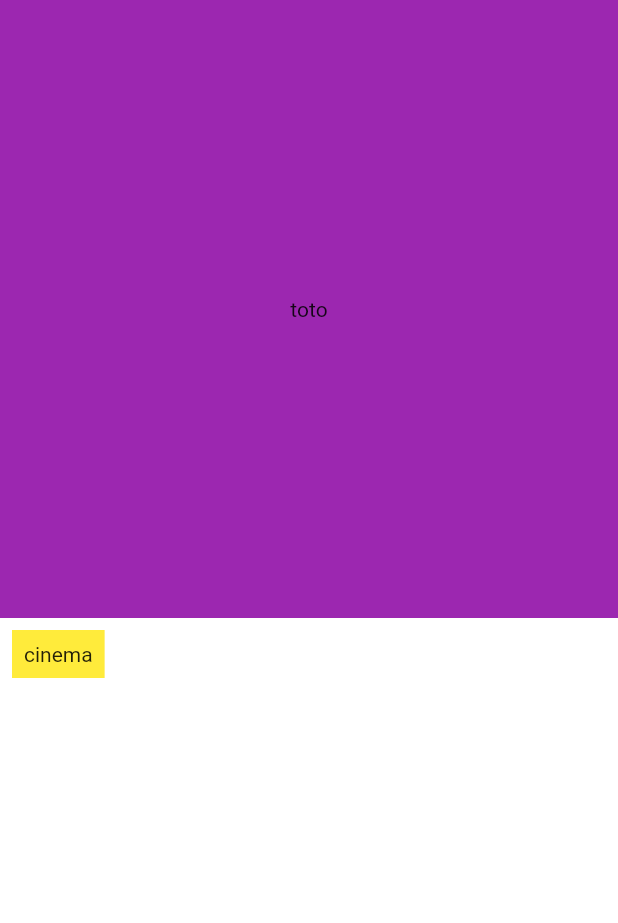
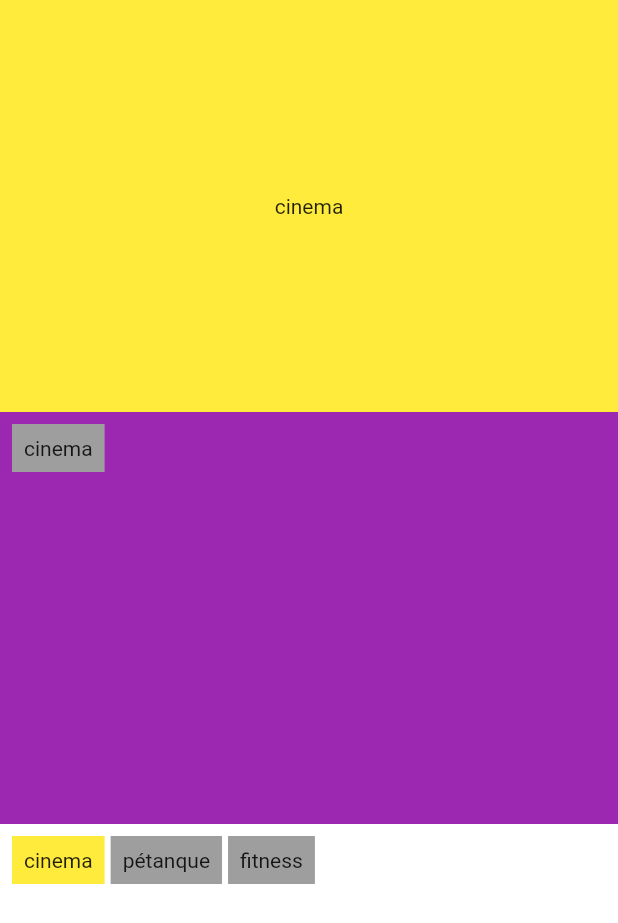
Before and after one commit to Moufid17/choicerapp, a Flutter app: the screen it shows after launch, after a tap on "cinema", on a phone screen of 412 x 824 dp. Shown: the top 923 px of the screen. Run offline on Flutter 3.47's test engine with Material 2 defaults, Android fonts, the phone set to English and light mode, and no system bars.

Commit message:
Header switch on footer changement

```diff
--- a/lib/choice_item.dart
+++ b/lib/choice_item.dart
@@ -3,9 +3,9 @@ import 'package:flutter/material.dart';
 class ChoiceItem extends StatefulWidget {
   bool isTap = false;
   String title;
-  final Function(String) addElement;
+  final Function(String, bool)? addElement;
 
-  ChoiceItem({super.key, required this.isTap, required this.title, required this.addElement});
+  ChoiceItem({super.key, required this.isTap, required this.title, this.addElement});
 
   @override
   State<ChoiceItem> createState() => _ChoiceItemState();
@@ -19,8 +19,14 @@ class _ChoiceItemState extends State<ChoiceItem> {
         // widget.isTap = !widget.isTap;
         // Toggle light when tapped.
         _color = _color == Colors.grey ? Colors.yellow : Colors.grey;
-        final String value = _color == Colors.yellow ? 'toto' : '';
-        widget.addElement(value);
+        final String value =  widget.title;
+        if (widget.addElement != null) {
+          if (_color == Colors.yellow ) {
+            widget.addElement!(value, true);
+          } else {
+            widget.addElement!(value, false);
+          }
+        }
       });
     }
   }
--- a/lib/footer.dart
+++ b/lib/footer.dart
@@ -2,8 +2,9 @@ import 'package:choicerapp/choice_item.dart';
 import 'package:flutter/material.dart';
 
 class Footer extends StatefulWidget {
-  final Function(String) addElement;
+
   String h;
+  final Function(String, bool) addElement;
   Footer({super.key, required this.h, required this.addElement});
 
   @override
@@ -11,14 +12,15 @@ class Footer extends StatefulWidget {
 }
 
 class _FooterState extends State<Footer> {
-  void addElementToHeader (String value) {
+  void addElementToHeader (String value, bool isAdd) {
     setState(() {
-      widget.addElement(value);
+      widget.addElement(value, isAdd);
       widget.h = value;
     });
   }
   @override
   Widget build(BuildContext context) {
+    List<String> footerElement = ["cinema", "pétanque", 'fitness'];
     return Stack(
       children: [
         Container(
@@ -32,9 +34,7 @@ class _FooterState extends State<Footer> {
               spacing: 4, // Espacement horizontal
               runSpacing: 6, // Espacement vertical
               children: [
-                ChoiceItem(isTap: true, title: 'cinema', addElement: addElementToHeader),
-                //ChoiceItem(isTap: true, title: 'pétanque', addElement),
-                //ChoiceItem(isTap: true, title: 'fitness', addElement),
+                for (var element in footerElement) ChoiceItem(isTap: true, title: element, addElement: addElementToHeader),
               ]),
         ),
       ],
--- a/lib/header.dart
+++ b/lib/header.dart
@@ -3,7 +3,8 @@ import 'package:flutter/material.dart';
 import 'choice_item.dart';
 
 class Header extends StatelessWidget {
-  const Header({super.key});
+  List<String> elements;
+  Header({super.key, required this.elements});
 
   @override
   Widget build(BuildContext context) {
@@ -12,15 +13,13 @@ class Header extends StatelessWidget {
         Container(
           color: Colors.purple,
         ),
-        const Padding(
+        Padding(
           padding: EdgeInsets.all(8),
           child: Wrap(
               spacing: 4, // Espacement horizontal
               runSpacing: 6, // Espacement vertical
               children: [
-                //ChoiceItem(isTap: false, title: 'cinema'),
-                Text('User'),
-                Text('User1'),
+                for (var element in elements) ChoiceItem(isTap: false, title: element,),
               ]
           ),
         ),
--- a/lib/main.dart
+++ b/lib/main.dart
@@ -5,7 +5,7 @@ import 'package:flutter/material.dart';
 void main() {
   runApp(const MyApp());
 }
-
+List<String> headerElement = [];
 class MyApp extends StatefulWidget {
 
   const MyApp({super.key});
@@ -15,18 +15,25 @@ class MyApp extends StatefulWidget {
 }
 
 class _MyAppState extends State<MyApp> {
-  List<String> headerElement = [];
-  List<String> footerElement = ["cinema", "pétanque", 'fitness'];
+
   String titleD = '';
 
-  void addElementToHeader (String value) {
+  void addElementToHeader (String value, bool isAdding) {
     setState(() {
       titleD = value;
+      if (isAdding) {
+        print("IsAdding => $isAdding | Elements => $headerElement");
+        headerElement.add(value);
+      } else {
+        headerElement = headerElement.where((e) => e != value).toList();
+        print("IsAdding => $isAdding | Elements => $headerElement");
+      }
     });
   }
+
+
   @override
   Widget build(BuildContext context) {
-
     return MaterialApp(
       home: Scaffold(
         body: Column(
@@ -35,11 +42,11 @@ class _MyAppState extends State<MyApp> {
 
                 child: Container(
                   width: double.infinity,
-                  color: Colors.purple,
+                  color: Colors.yellow,
                   child: Center(child: Text(titleD)),
                 )
             ),
-            //const Expanded(child: Header()),
+            Expanded(child: Header(elements: headerElement,)),
             Expanded(child: Footer(h: titleD, addElement: addElementToHeader)),
           ],
         ),
```
